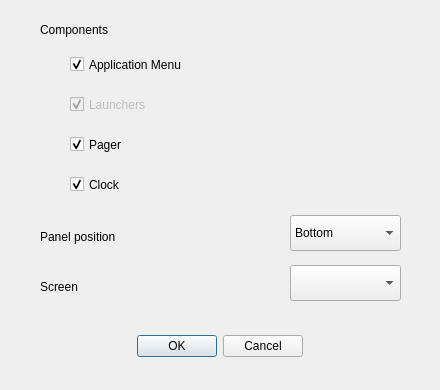
The window that src/add_panel_dialog.ui (dangvd/ksmoothdock) describes before a commit, drawn with Qt 5.
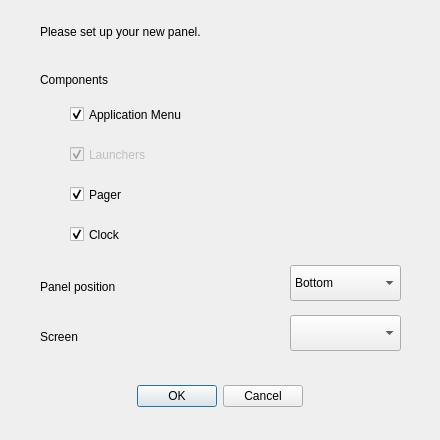
The same window after the commit.

Commit message: More adjustment for different modes of Add Panel dialog #75

What changed in the file:
```diff
--- a/src/add_panel_dialog.ui
+++ b/src/add_panel_dialog.ui
@@ -7,7 +7,7 @@
     <x>0</x>
     <y>0</y>
     <width>440</width>
-    <height>390</height>
+    <height>440</height>
    </rect>
   </property>
   <property name="windowTitle">
@@ -17,7 +17,7 @@
    <property name="geometry">
     <rect>
      <x>20</x>
-     <y>330</y>
+     <y>380</y>
      <width>400</width>
      <height>32</height>
     </rect>
@@ -36,7 +36,7 @@
    <property name="geometry">
     <rect>
      <x>40</x>
-     <y>225</y>
+     <y>275</y>
      <width>210</width>
      <height>23</height>
     </rect>
@@ -49,7 +49,7 @@
    <property name="geometry">
     <rect>
      <x>290</x>
-     <y>215</y>
+     <y>265</y>
      <width>111</width>
      <height>36</height>
     </rect>
@@ -82,7 +82,7 @@
    <property name="geometry">
     <rect>
      <x>40</x>
-     <y>275</y>
+     <y>325</y>
      <width>210</width>
      <height>23</height>
     </rect>
@@ -95,7 +95,7 @@
    <property name="geometry">
     <rect>
      <x>290</x>
-     <y>265</y>
+     <y>315</y>
      <width>111</width>
      <height>36</height>
     </rect>
@@ -105,7 +105,7 @@
    <property name="geometry">
     <rect>
      <x>40</x>
-     <y>18</y>
+     <y>68</y>
      <width>300</width>
      <height>23</height>
     </rect>
@@ -118,7 +118,7 @@
    <property name="geometry">
     <rect>
      <x>70</x>
-     <y>50</y>
+     <y>100</y>
      <width>300</width>
      <height>29</height>
     </rect>
@@ -137,7 +137,7 @@
    <property name="geometry">
     <rect>
      <x>70</x>
-     <y>90</y>
+     <y>140</y>
      <width>300</width>
      <height>29</height>
     </rect>
@@ -153,7 +153,7 @@
    <property name="geometry">
     <rect>
      <x>70</x>
-     <y>130</y>
+     <y>180</y>
      <width>300</width>
      <height>29</height>
     </rect>
@@ -169,7 +169,7 @@
    <property name="geometry">
     <rect>
      <x>70</x>
-     <y>170</y>
+     <y>220</y>
      <width>300</width>
      <height>29</height>
     </rect>
@@ -181,6 +181,19 @@
     <bool>true</bool>
    </property>
   </widget>
+  <widget class="QLabel" name="headerLabel">
+   <property name="geometry">
+    <rect>
+     <x>40</x>
+     <y>20</y>
+     <width>361</width>
+     <height>23</height>
+    </rect>
+   </property>
+   <property name="text">
+    <string>Please set up your new panel.</string>
+   </property>
+  </widget>
  </widget>
  <resources/>
  <connections>
```
The commit also changes 1 other file.
